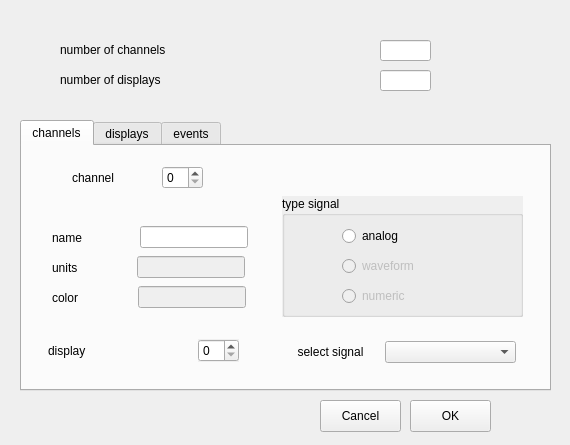
Before: the Qt Designer form c-sources/settings/settings_ui/settings_dialog.ui in JanMenssen/2023-physiomon, drawn with Qt 5.
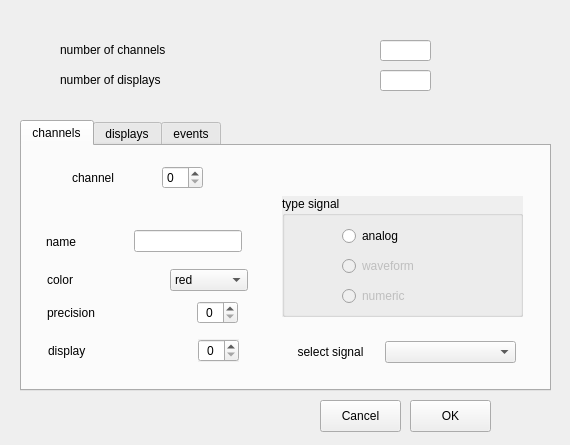
After: the same form once the commit is applied. The open tabs and pages were chosen to show the change.

```diff
--- a/c-sources/settings/settings_ui/settings_dialog.ui
+++ b/c-sources/settings/settings_ui/settings_dialog.ui
@@ -217,8 +217,8 @@
     <widget class="QWidget" name="layoutWidget">
      <property name="geometry">
       <rect>
-       <x>30</x>
-       <y>80</y>
+       <x>24</x>
+       <y>84</y>
        <width>196</width>
        <height>23</height>
       </rect>
@@ -244,11 +244,14 @@
         </property>
        </spacer>
       </item>
-      <item>
+      <item alignment="Qt::AlignHCenter">
        <widget class="QLineEdit" name="channelName">
         <property name="toolTip">
          <string>enter the channel name</string>
         </property>
+        <property name="alignment">
+         <set>Qt::AlignCenter</set>
+        </property>
        </widget>
       </item>
      </layout>
@@ -256,10 +259,10 @@
     <widget class="QWidget" name="layoutWidget">
      <property name="geometry">
       <rect>
-       <x>30</x>
-       <y>140</y>
-       <width>194</width>
-       <height>23</height>
+       <x>25</x>
+       <y>118</y>
+       <width>201</width>
+       <height>32</height>
       </rect>
      </property>
      <layout class="QHBoxLayout" name="horizontalLayout_3">
@@ -283,11 +286,48 @@
         </property>
        </spacer>
       </item>
-      <item>
-       <widget class="QLineEdit" name="channelColor">
-        <property name="enabled">
-         <bool>false</bool>
-        </property>
+      <item alignment="Qt::AlignHCenter">
+       <widget class="QComboBox" name="channelColorSelect">
+        <item>
+         <property name="text">
+          <string>red</string>
+         </property>
+        </item>
+        <item>
+         <property name="text">
+          <string>green</string>
+         </property>
+        </item>
+        <item>
+         <property name="text">
+          <string>blue</string>
+         </property>
+        </item>
+        <item>
+         <property name="text">
+          <string>cyan</string>
+         </property>
+        </item>
+        <item>
+         <property name="text">
+          <string>magenta</string>
+         </property>
+        </item>
+        <item>
+         <property name="text">
+          <string>yellow</string>
+         </property>
+        </item>
+        <item>
+         <property name="text">
+          <string>black</string>
+         </property>
+        </item>
+        <item>
+         <property name="text">
+          <string>white</string>
+         </property>
+        </item>
        </widget>
       </item>
      </layout>
@@ -295,9 +335,9 @@
     <widget class="QWidget" name="layoutWidget">
      <property name="geometry">
       <rect>
-       <x>30</x>
-       <y>110</y>
-       <width>193</width>
+       <x>25</x>
+       <y>155</y>
+       <width>191</width>
        <height>23</height>
       </rect>
      </property>
@@ -305,7 +345,7 @@
       <item>
        <widget class="QLabel" name="label_5">
         <property name="text">
-         <string>units</string>
+         <string>precision</string>
         </property>
        </widget>
       </item>
@@ -316,16 +356,16 @@
         </property>
         <property name="sizeHint" stdset="0">
          <size>
-          <width>18</width>
+          <width>40</width>
           <height>20</height>
          </size>
         </property>
        </spacer>
       </item>
       <item>
-       <widget class="QLineEdit" name="channelUnit">
-        <property name="enabled">
-         <bool>false</bool>
+       <widget class="QSpinBox" name="channelPrecisionSelect">
+        <property name="alignment">
+         <set>Qt::AlignCenter</set>
         </property>
        </widget>
       </item>
@@ -355,7 +395,7 @@
         </property>
         <property name="sizeHint" stdset="0">
          <size>
-          <width>98</width>
+          <width>40</width>
           <height>20</height>
          </size>
         </property>
@@ -369,6 +409,9 @@
         <property name="autoFillBackground">
          <bool>true</bool>
         </property>
+        <property name="alignment">
+         <set>Qt::AlignCenter</set>
+        </property>
        </widget>
       </item>
      </layout>
```
Left out of the diff: 4 changed lines with no effect on the pictures.
